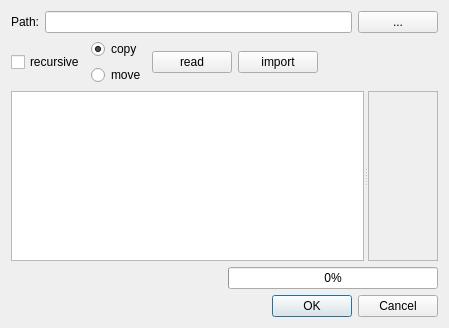
Before: the Qt Designer form cimportdialog.ui in birkeh/pictureLibrary, drawn with Qt 5.
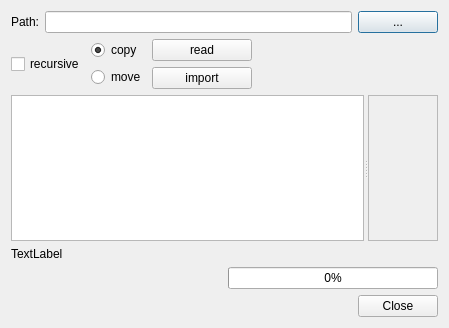
After: the same form once the commit is applied. Custom widgets are drawn as their Qt base class.

Diff of the .ui file:
```diff
--- a/cimportdialog.ui
+++ b/cimportdialog.ui
@@ -15,7 +15,7 @@
   </property>
   <layout class="QGridLayout" name="gridLayout_2">
    <item row="0" column="0">
-    <layout class="QVBoxLayout" name="verticalLayout_2" stretch="0,0,1,0,0">
+    <layout class="QVBoxLayout" name="verticalLayout_2" stretch="0,0,1,0,0,0">
      <item>
       <layout class="QHBoxLayout" name="horizontalLayout">
        <item>
@@ -74,7 +74,15 @@
         </layout>
        </item>
        <item>
+        <layout class="QVBoxLayout" name="verticalLayout_3">
+         <item>
         <widget class="QPushButton" name="m_lpRead">
+           <property name="minimumSize">
+            <size>
+             <width>100</width>
+             <height>0</height>
+            </size>
+           </property>
          <property name="text">
           <string>read</string>
          </property>
@@ -82,11 +90,25 @@
        </item>
        <item>
         <widget class="QPushButton" name="m_lpImport">
+           <property name="minimumSize">
+            <size>
+             <width>100</width>
+             <height>0</height>
+            </size>
+           </property>
+           <property name="baseSize">
+            <size>
+             <width>0</width>
+             <height>0</height>
+            </size>
+           </property>
          <property name="text">
           <string>import</string>
          </property>
         </widget>
        </item>
+        </layout>
+       </item>
        <item>
         <spacer name="horizontalSpacer">
          <property name="orientation">
@@ -143,7 +165,7 @@
            <x>0</x>
            <y>0</y>
            <width>69</width>
-           <height>167</height>
+           <height>134</height>
           </rect>
          </property>
          <layout class="QGridLayout" name="gridLayout">
@@ -155,6 +177,17 @@
        </widget>
       </widget>
      </item>
+     <item>
+      <layout class="QHBoxLayout" name="horizontalLayout_4">
+       <item>
+        <widget class="QLabel" name="m_lpCount">
+         <property name="text">
+          <string>TextLabel</string>
+         </property>
+        </widget>
+       </item>
+      </layout>
+     </item>
      <item>
       <layout class="QHBoxLayout" name="horizontalLayout_3" stretch="1,1">
        <item>
@@ -179,7 +212,7 @@
         <enum>Qt::Horizontal</enum>
        </property>
        <property name="standardButtons">
-        <set>QDialogButtonBox::Cancel|QDialogButtonBox::Ok</set>
+        <set>QDialogButtonBox::Close</set>
        </property>
       </widget>
      </item>
```
Lines whose indentation alone changed are shown as unchanged.
